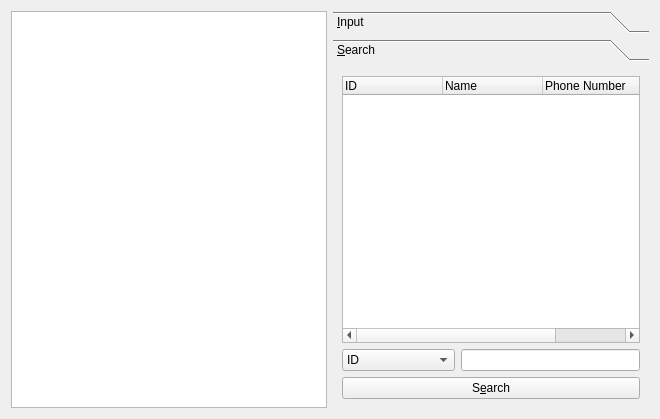
First picture: the form in qt-master3/qt-master/CSApp/clientmanagerform.ui, repository chelly1995/qt, before the edit.
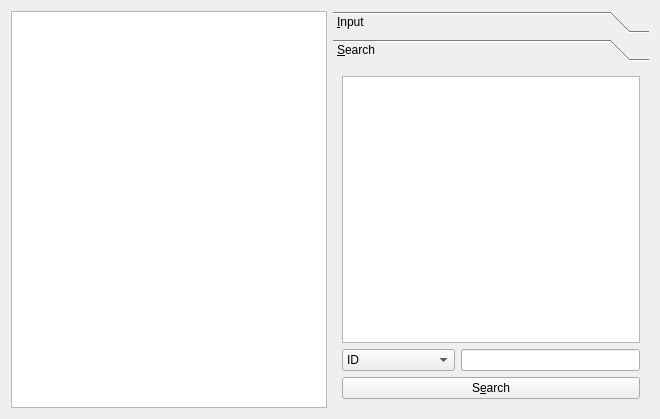
Second picture: the form after the edit. The open tabs and pages were chosen to show the change.

Diff of the .ui file:
```diff
--- a/qt-master3/qt-master/CSApp/clientmanagerform.ui
+++ b/qt-master3/qt-master/CSApp/clientmanagerform.ui
@@ -165,27 +165,10 @@
         <item>
          <layout class="QVBoxLayout" name="verticalLayout_2">
           <item>
-           <widget class="QTreeWidget" name="searchTreeWidget">
-            <column>
-             <property name="text">
-              <string>ID</string>
-             </property>
-            </column>
-            <column>
-             <property name="text">
-              <string>Name</string>
-             </property>
-            </column>
-            <column>
-             <property name="text">
-              <string>Phone Number</string>
-             </property>
-            </column>
-            <column>
-             <property name="text">
-              <string>Address</string>
-             </property>
-            </column>
+           <widget class="QTableView" name="searchTableView">
+            <attribute name="verticalHeaderVisible">
+             <bool>false</bool>
+            </attribute>
            </widget>
           </item>
           <item>
```
Left out of the diff: 5 changed lines with no effect on the pictures.
